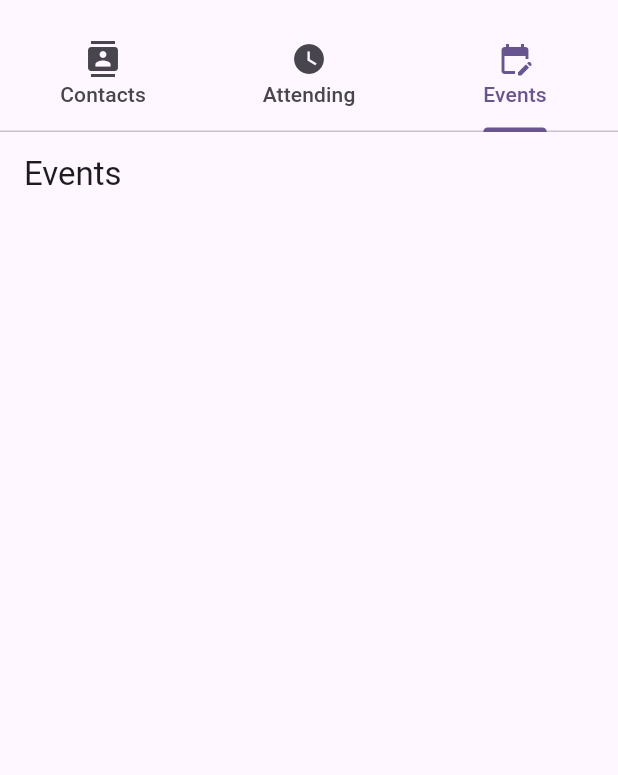
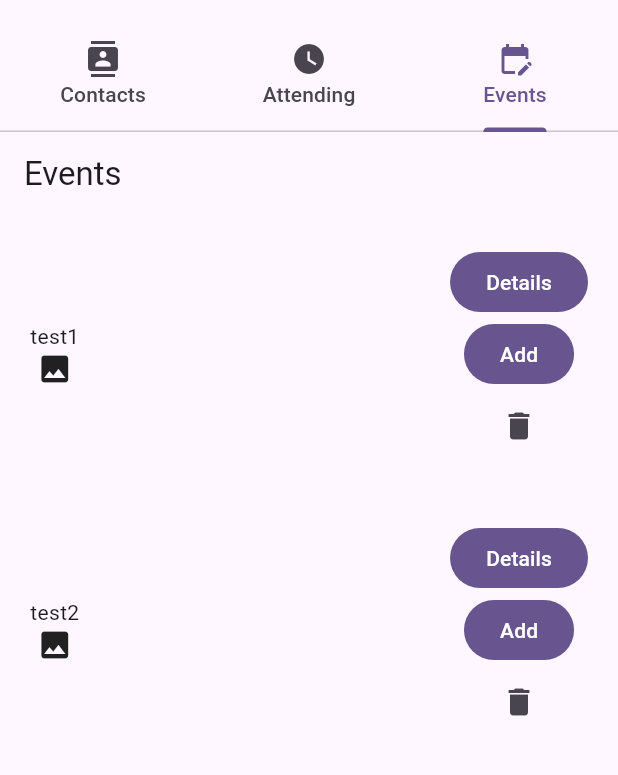
Before and after one commit to JackTse-Conestogac/Mobile_FinalProject_G5, a Flutter app: the screen it shows after launch, tab 3 chosen, on a phone screen of 412 x 824 dp, the part 63-838 px from its top. Run offline on Flutter 3.47's test engine with Material 3 defaults, Android fonts, the phone set to English and light mode, and no system bars; missing offline and left inert: dart:ffi.

Commit message:
Event Tile first pass

```diff
--- a/coffee_meet_app/lib/entities/temporaryTestingEntities.dart
+++ b/coffee_meet_app/lib/entities/temporaryTestingEntities.dart
@@ -1,3 +1,4 @@
+import 'Event.dart';
 import 'User.dart';
 
 class TempEntities {
@@ -6,4 +7,9 @@ class TempEntities {
     User(name: "test2", email: "t2.t@t", phone: 22, occupation: "occu2"),
     User(name: "test3", email: "t3.t@t", phone: 33, occupation: "occu3"),
   ];
+
+  static List<Event> events = [
+    Event(eventName: "test1", startDate: DateTime(2021, 10, 1)),
+    Event(eventName: "test2", startDate: DateTime(2022, 2, 2)),
+  ];
 }
--- /dev/null
+++ b/coffee_meet_app/lib/listTiles/eventTile.dart
@@ -0,0 +1,44 @@
+import 'package:flutter/material.dart';
+
+import '../entities/Event.dart';
+
+class EventTile extends StatelessWidget {
+  EventTile(this.event);
+
+  Event event;
+
+  @override
+  Widget build(BuildContext context) {
+    return Container(
+      padding: EdgeInsets.all(20),
+      child: Row(mainAxisAlignment: MainAxisAlignment.spaceBetween, children: [
+        Column(children: [
+          Text(event.eventName),
+          Icon(Icons.image),
+        ]),
+        Column(
+          children: [
+            FilledButton(
+              onPressed: () {
+                debugPrint("Details ${event.eventName}");
+              },
+              child: Text("Details"),
+            ),
+            FilledButton(
+              onPressed: () {
+                debugPrint("Add ${event.eventName}");
+              },
+              child: Text("Add"),
+            ),
+            IconButton(
+              onPressed: () {
+                debugPrint("Delete ${event.eventName}");
+              },
+              icon: Icon(Icons.delete),
+            )
+          ],
+        )
+      ]),
+    );
+  }
+}
--- a/coffee_meet_app/lib/screens/eventListView.dart
+++ b/coffee_meet_app/lib/screens/eventListView.dart
@@ -1,6 +1,9 @@
+import 'package:coffee_meet_app/entities/temporaryTestingEntities.dart';
 import 'package:flutter/material.dart';
 
-class EventListView extends StatelessWidget{
+import '../listTiles/eventTile.dart';
+
+class EventListView extends StatelessWidget {
   @override
   Widget build(BuildContext context) {
     // TODO: implement build
@@ -9,11 +12,13 @@ class EventListView extends StatelessWidget{
           title: Text(text),
         ),
         body: ListView.builder(
-            itemCount: 1,
-            itemBuilder: (context, index) {
-              return ListTile();
-            }));;
+          itemCount: TempEntities.events.length,
+          itemBuilder: (context, index) {
+            return EventTile(TempEntities.events[index]);
+          },
+        ));
   }
+
   // It made sense to set the tabs stuff here
   static const icon = Icons.edit_calendar;
   static const text = "Events";
```
